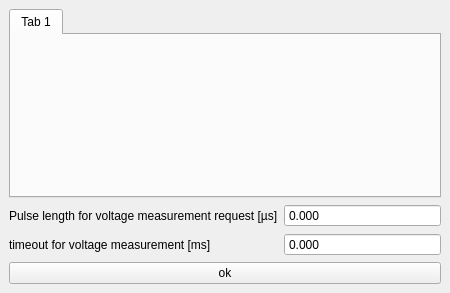
This is TildaHost/source/Interface/DmmUi/Ui_DmmLiveView.ui in lasersphere/Tilda as Qt 5 draws it before an edit. The edited form follows.
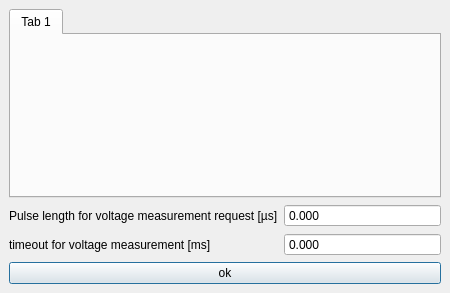
This is the edited form.

Commit message: cleaned up dmms added another dimension in the measVoltPars dict : {'preScan': { .... } , 'duringScan': { ... }} might cause problems with older files. fixed some issues when resetting the live plot window between tracks and between isotopes.

```diff
--- a/TildaHost/source/Interface/DmmUi/Ui_DmmLiveView.ui
+++ b/TildaHost/source/Interface/DmmUi/Ui_DmmLiveView.ui
@@ -100,6 +100,12 @@
       <property name="text">
        <string>ok</string>
       </property>
+      <property name="autoDefault">
+       <bool>true</bool>
+      </property>
+      <property name="default">
+       <bool>true</bool>
+      </property>
      </widget>
     </item>
    </layout>
```
The commit also changes 26 other files.
